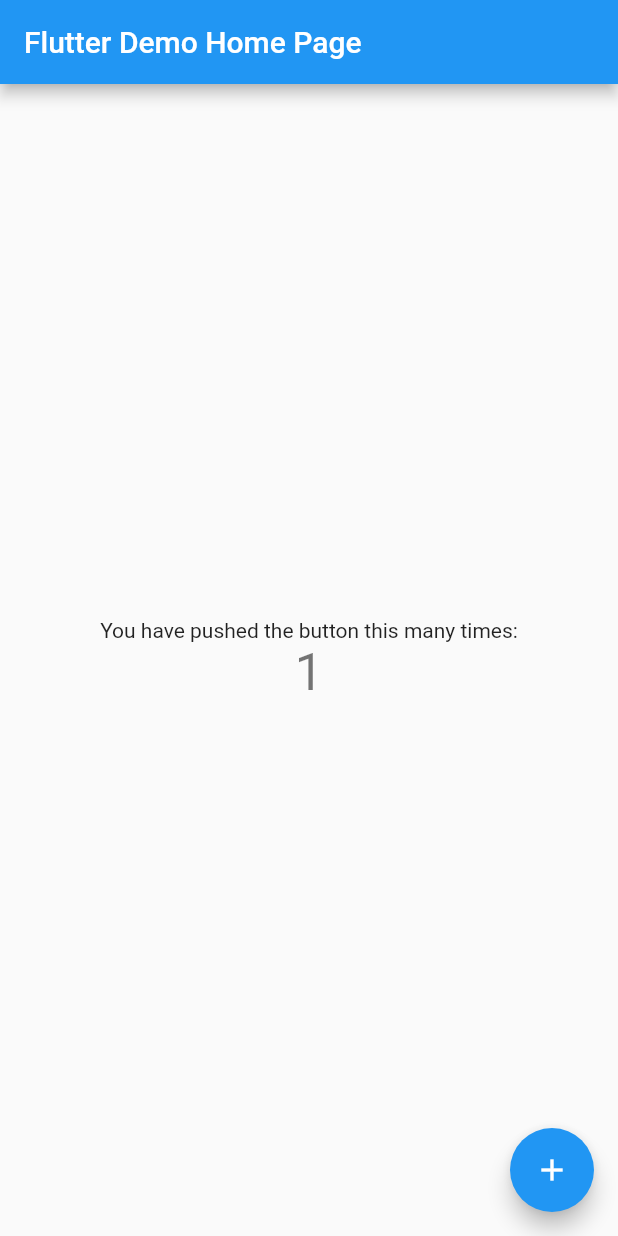
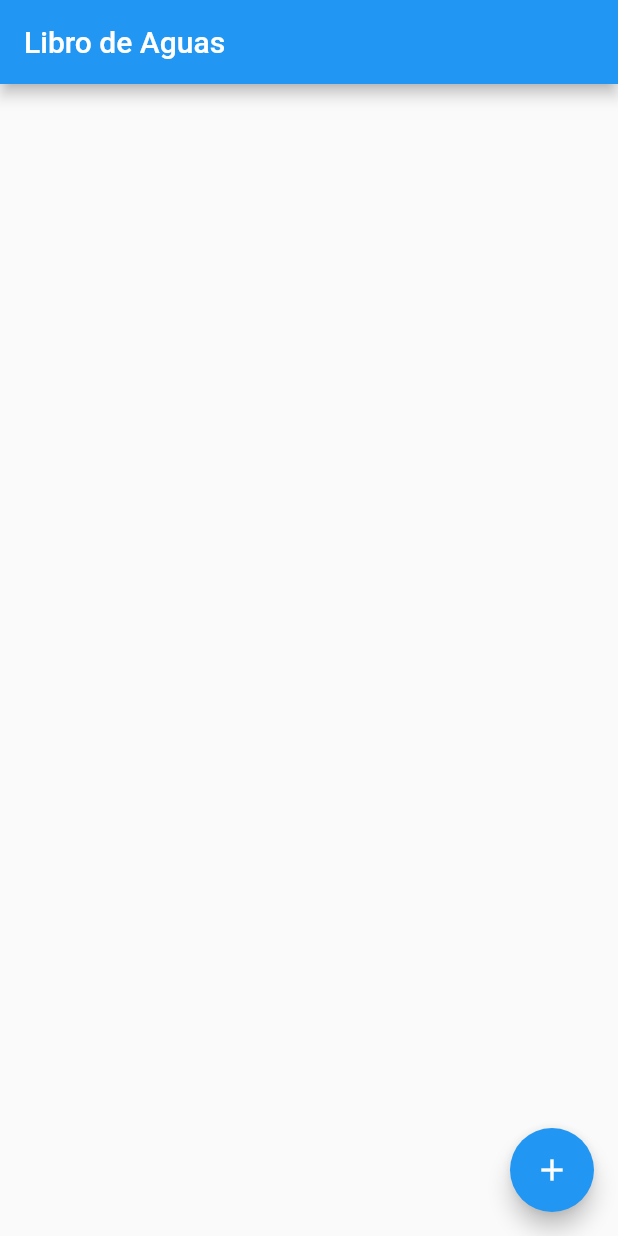
Before and after one commit to matirinfante/app_libroaguas, a Flutter app: the screen it shows after launch, after a tap on the "add" icon, on a phone screen of 412 x 824 dp. Run offline on Flutter 3.47's test engine with Material 2 defaults, Android fonts, the phone set to English and light mode, and no system bars.

Commit message:
Initial Commit

```diff
--- a/lib/main.dart
+++ b/lib/main.dart
@@ -3,109 +3,39 @@ import 'package:flutter/material.dart';
 void main() => runApp(MyApp());
 
 class MyApp extends StatelessWidget {
-  // This widget is the root of your application.
   @override
   Widget build(BuildContext context) {
     return MaterialApp(
-      title: 'Flutter Demo',
+      title: 'Libro de Aguas',
       theme: ThemeData(
-        // This is the theme of your application.
-        //
-        // Try running your application with "flutter run". You'll see the
-        // application has a blue toolbar. Then, without quitting the app, try
-        // changing the primarySwatch below to Colors.green and then invoke
-        // "hot reload" (press "r" in the console where you ran "flutter run",
-        // or simply save your changes to "hot reload" in a Flutter IDE).
-        // Notice that the counter didn't reset back to zero; the application
-        // is not restarted.
         primarySwatch: Colors.blue,
       ),
-      home: MyHomePage(title: 'Flutter Demo Home Page'),
+      home: LoginPage(title: 'Libro de Aguas'),
     );
   }
 }
 
-class MyHomePage extends StatefulWidget {
-  MyHomePage({Key key, this.title}) : super(key: key);
-
-  // This widget is the home page of your application. It is stateful, meaning
-  // that it has a State object (defined below) that contains fields that affect
-  // how it looks.
-
-  // This class is the configuration for the state. It holds the values (in this
-  // case the title) provided by the parent (in this case the App widget) and
-  // used by the build method of the State. Fields in a Widget subclass are
-  // always marked "final".
+class LoginPage extends StatefulWidget {
+  LoginPage({Key key, this.title}) : super(key: key);
 
   final String title;
 
   @override
-  _MyHomePageState createState() => _MyHomePageState();
+  _LoginState createState() => _LoginState();
 }
 
-class _MyHomePageState extends State<MyHomePage> {
-  int _counter = 0;
-
-  void _incrementCounter() {
-    setState(() {
-      // This call to setState tells the Flutter framework that something has
-      // changed in this State, which causes it to rerun the build method below
-      // so that the display can reflect the updated values. If we changed
-      // _counter without calling setState(), then the build method would not be
-      // called again, and so nothing would appear to happen.
-      _counter++;
-    });
-  }
-
+class _LoginState extends State<LoginPage> {
   @override
   Widget build(BuildContext context) {
-    // This method is rerun every time setState is called, for instance as done
-    // by the _incrementCounter method above.
-    //
-    // The Flutter framework has been optimized to make rerunning build methods
-    // fast, so that you can just rebuild anything that needs updating rather
-    // than having to individually change instances of widgets.
     return Scaffold(
       appBar: AppBar(
-        // Here we take the value from the MyHomePage object that was created by
-        // the App.build method, and use it to set our appbar title.
         title: Text(widget.title),
       ),
-      body: Center(
-        // Center is a layout widget. It takes a single child and positions it
-        // in the middle of the parent.
-        child: Column(
-          // Column is also layout widget. It takes a list of children and
-          // arranges them vertically. By default, it sizes itself to fit its
-          // children horizontally, and tries to be as tall as its parent.
-          //
-          // Invoke "debug painting" (press "p" in the console, choose the
-          // "Toggle Debug Paint" action from the Flutter Inspector in Android
-          // Studio, or the "Toggle Debug Paint" command in Visual Studio Code)
-          // to see the wireframe for each widget.
-          //
-          // Column has various properties to control how it sizes itself and
-          // how it positions its children. Here we use mainAxisAlignment to
-          // center the children vertically; the main axis here is the vertical
-          // axis because Columns are vertical (the cross axis would be
-          // horizontal).
-          mainAxisAlignment: MainAxisAlignment.center,
-          children: <Widget>[
-            Text(
-              'You have pushed the button this many times:',
-            ),
-            Text(
-              '$_counter',
-              style: Theme.of(context).textTheme.display1,
-            ),
-          ],
-        ),
+      body: Center(),
+      floatingActionButton: FloatingActionButton(
+        onPressed: () {},
+        child: Icon(Icons.add),
       ),
-      floatingActionButton: FloatingActionButton(
-        onPressed: _incrementCounter,
-        tooltip: 'Increment',
-        child: Icon(Icons.add),
-      ), // This trailing comma makes auto-formatting nicer for build methods.
     );
   }
 }
```
